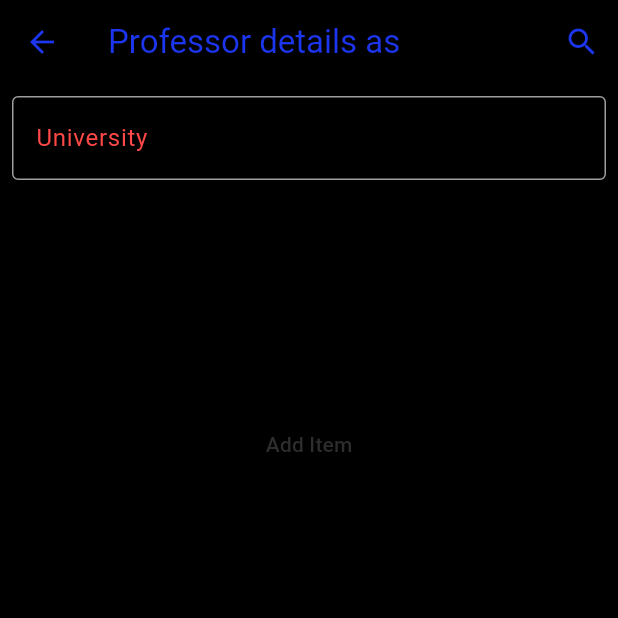
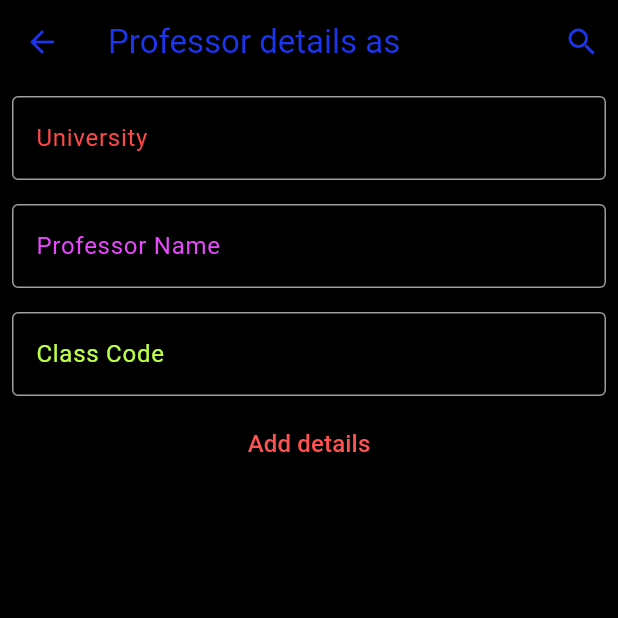
Before and after one commit to mohdaslam01/RatingsCrossPlatform-App, a Flutter app: the screen it shows after launch, after a tap on "Login", on a phone screen of 412 x 824 dp, the top half of it. Run offline on Flutter 3.47's test engine with Material 3 defaults, Android fonts, the phone set to English and light mode, and no system bars; our stand-ins replace cloud_firestore, firebase_auth, firebase_core, flutter_signin_button; accounts and stored records are empty.

Commit message:
12:06 PM Added all details in Add details after login page, now - > Go to home screen to view data of the added details and add like/dislike button - challenge : add/dislike button to be added

```diff
--- a/ratingsapp/lib/login.dart
+++ b/ratingsapp/lib/login.dart
@@ -38,15 +38,15 @@ class _LoginPageState extends State<LoginPage> {
   List<Map<String, dynamic>> allItems = []; // Holds all users' items for search functionality
 
   final TextEditingController itemController = TextEditingController();
-  final TextEditingController phoneController = TextEditingController();
-  final TextEditingController communicationController = TextEditingController();
+  //final TextEditingController phoneController = TextEditingController();
+  //final TextEditingController communicationController = TextEditingController();
   final TextEditingController searchController = TextEditingController();
   final TextEditingController professorNameController = TextEditingController();
-  final TextEditingController classNameController = TextEditingController();
-  final TextEditingController professorEducationController = TextEditingController();
-  final TextEditingController professorAgeController = TextEditingController();
-  final TextEditingController professorMeetingController = TextEditingController();
-  final TextEditingController professorNotesController = TextEditingController();
+  final TextEditingController classCodeController = TextEditingController();
+  //final TextEditingController professorEducationController = TextEditingController();
+  //final TextEditingController professorAgeController = TextEditingController();
+  //final TextEditingController professorMeetingController = TextEditingController();
+  //final TextEditingController professorNotesController = TextEditingController();
 
   @override
   void initState() {
@@ -110,14 +110,14 @@ class _LoginPageState extends State<LoginPage> {
     }
   }
 
-  Future<void> _addItem(String item, String phone, String communicationType, String professorName, String className,
-  String professorEducation, String professorAge, String professorMeeting, String professorNotes,) async {
+  Future<void> _addItem(String item, String professorName, String classCode/*, String communicationType, String professorName, String className,
+  String professorEducation, String professorAge, String professorMeeting, String professorNotes,*/) async {
     if (_user == null) return;
     try {
       final newItem = {
-        "item": item,
-        "phone": phone,
-        "communicationType": communicationType,
+        "universityCode": item,
+        "professorName": professorName,
+        "classCode": classCode,
       };
       setState(() {
         items.add(newItem);
@@ -194,52 +194,83 @@ class _LoginPageState extends State<LoginPage> {
         Padding(
           padding: const EdgeInsets.all(8.0),
           child: TextField(
-            controller: phoneController,
+            controller: professorNameController,
+            inputFormatters: [
+          UpperCaseTextFormatter(), // Enforces uppercase input
+          LengthLimitingTextInputFormatter(26), // Limits input to 5 characters
+          FilteringTextInputFormatter.allow(RegExp(r'[a-zA-Z ]')),//Only characters as Input - Input REstriction.
+        ],
+          style: const TextStyle(
+              color: Color.fromARGB(255, 255, 136, 136),
+              backgroundColor: Color.fromRGBO(22, 22, 22, 0.788),
+              ),
             decoration: const InputDecoration(
+              enabledBorder: OutlineInputBorder(
+                borderSide: BorderSide(color: Colors.grey), // Border color when not focused
+              ),
+              focusedBorder: OutlineInputBorder(
+              borderSide: BorderSide(color: Colors.blue), // Border color when focused
+            ),
               border: OutlineInputBorder(),
-              labelText: 'Enter phone number',
+              labelText: 'Professor Name',
+              labelStyle: TextStyle(color: Color.fromRGBO(234, 72, 255, 1))
             ),
-            keyboardType: TextInputType.phone,
           ),
         ),
         Padding(
           padding: const EdgeInsets.all(8.0),
           child: TextField(
-            controller: communicationController,
+            controller: classCodeController,
+            inputFormatters: [
+          UpperCaseTextFormatter(), // Enforces uppercase input
+          LengthLimitingTextInputFormatter(8), // Limits input to 5 characters
+          FilteringTextInputFormatter.allow(RegExp(r'[a-zA-Z0-9]')),//Only characters as Input - Input REstriction.
+        ],
+            style: const TextStyle(
+              color: Color.fromARGB(255, 255, 136, 136),
+              backgroundColor: Color.fromRGBO(22, 22, 22, 0.788),
+              ),
             decoration: const InputDecoration(
+              enabledBorder: OutlineInputBorder(
+                borderSide: BorderSide(color: Colors.grey), // Border color when not focused
+              ),
+              focusedBorder: OutlineInputBorder(
+              borderSide: BorderSide(color: Colors.blue), // Border color when focused
+            ),
               border: OutlineInputBorder(),
-              labelText: 'Enter communication type',
+              labelText: 'Class Code',
+              labelStyle: TextStyle(color: Color.fromRGBO(188, 255, 72, 1))
             ),
           ),
         ),
         ElevatedButton(
           onPressed: () {
             if (itemController.text.isNotEmpty &&
-                phoneController.text.isNotEmpty &&
-                communicationController.text.isNotEmpty &&
                 professorNameController.text.isNotEmpty &&
-                classNameController.text.isNotEmpty &&
+                classCodeController.text.isNotEmpty/* &&
+                professorNameController.text.isNotEmpty &&
+                classCodeController.text.isNotEmpty &&
                 professorEducationController.text.isNotEmpty &&
                 professorAgeController.text.isNotEmpty &&
                 professorMeetingController.text.isNotEmpty &&
-                professorNotesController.text.isNotEmpty) {
-              _addItem(itemController.text.toUpperCase(), phoneController.text,
-                  communicationController.text, professorNameController.text,
-                  classNameController.text, professorEducationController.text,
+                professorNotesController.text.isNotEmpty*/) {
+              _addItem(itemController.text.toUpperCase(), professorNameController.text,
+                  classCodeController.text, /*professorNameController.text,
+                  classCodeController.text, professorEducationController.text,
                   professorAgeController.text, professorMeetingController.text,
-                  professorNotesController.text);
+                  professorNotesController.text -- Future refeence*/);
               itemController.clear();
-              phoneController.clear();
-              communicationController.clear();
               professorNameController.clear();
-              classNameController.clear();
+              classCodeController.clear();
+              /*professorNameController.clear();
+              classCodeController.clear();
               professorEducationController.clear();
               professorAgeController.clear();
               professorMeetingController.clear();
-              professorNotesController.clear();
+              professorNotesController.clear();*/
             }
           },
-          child: const Text('Add Item'),
+          child: const Text('Add details', style: TextStyle(fontSize: 16, color: Colors.redAccent),),
         ),
       ],
     );
```
